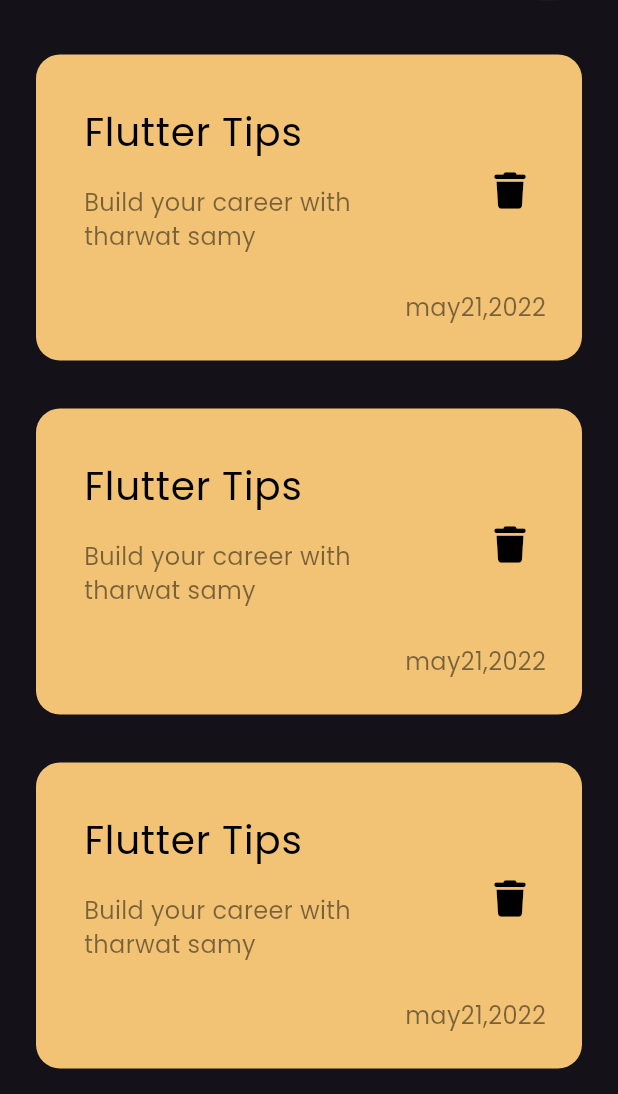
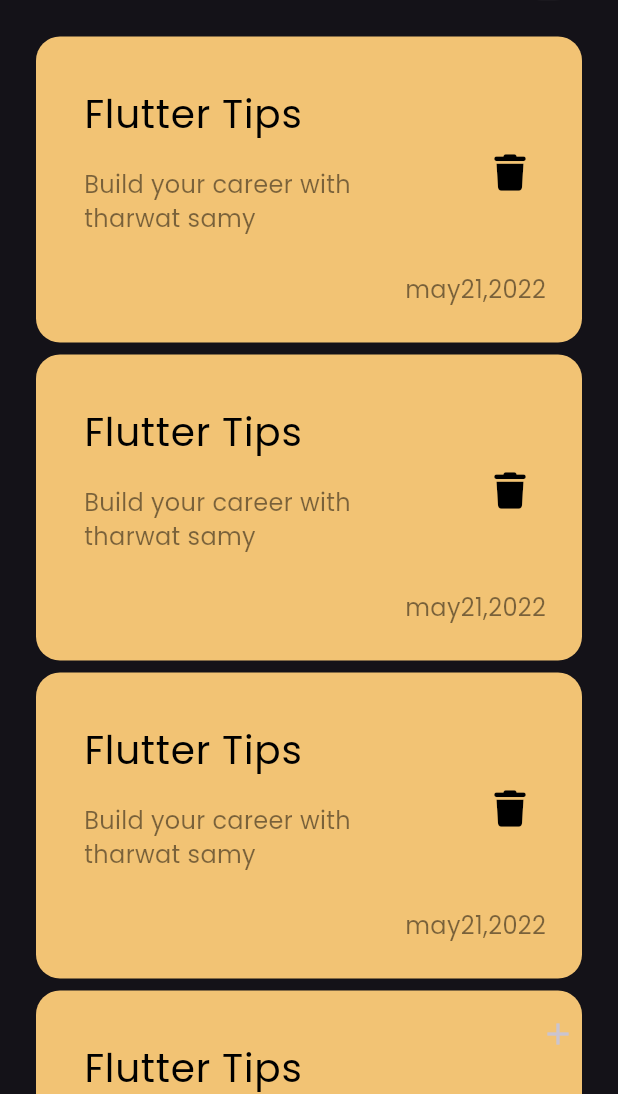
Before and after one commit to FatmaAhmedd33/note_app, a Flutter app: the screen it shows after launch, on a phone screen of 412 x 824 dp, the part 142-1236 px from its top. Run offline on Flutter 3.47's test engine with Material 3 defaults, Android fonts, the phone set to English and light mode, and no system bars; our stand-ins replace font_awesome_flutter.

Commit message:
add buttom action

```diff
--- a/lib/views/note_page.dart
+++ b/lib/views/note_page.dart
@@ -9,8 +9,9 @@ class NotePage extends StatelessWidget {
 
   @override
   Widget build(BuildContext context) {
-    return const Scaffold(
-      body:  NotesViewBody(),
+    return  Scaffold(
+      floatingActionButton: IconButton(onPressed: (){}, icon:const Icon( Icons.add)),
+      body:  const NotesViewBody(),
     );
   }
 }
--- a/lib/widgets/notes_list_view.dart
+++ b/lib/widgets/notes_list_view.dart
@@ -10,7 +10,7 @@ class NotesListView extends StatelessWidget {
     return ListView.builder(
       itemBuilder: (BuildContext context, int index) {
         return const Padding(
-          padding: EdgeInsets.symmetric(vertical: 16.0),
+          padding: EdgeInsets.symmetric(vertical: 4.0),
           child: NoteItems(),
         );
       },
```
